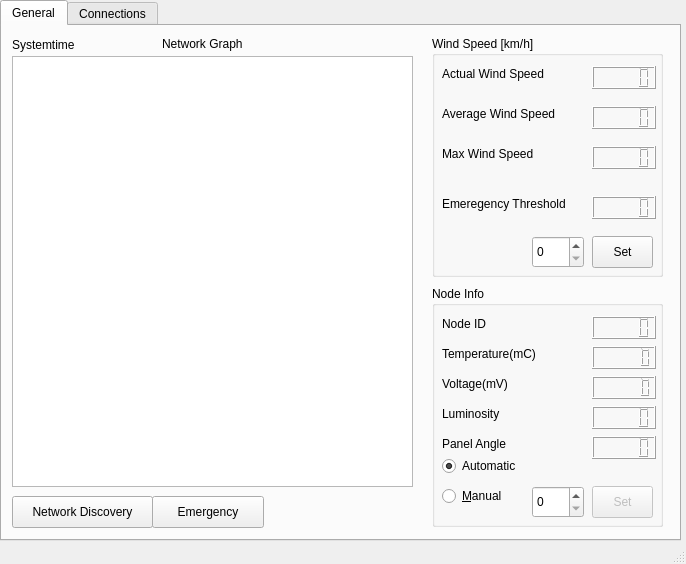
First picture: the form in solar_Pro/GUI/Solar__Pro_GUI/mainwindow.ui, repository karthick1987/SolarPro, before the edit.
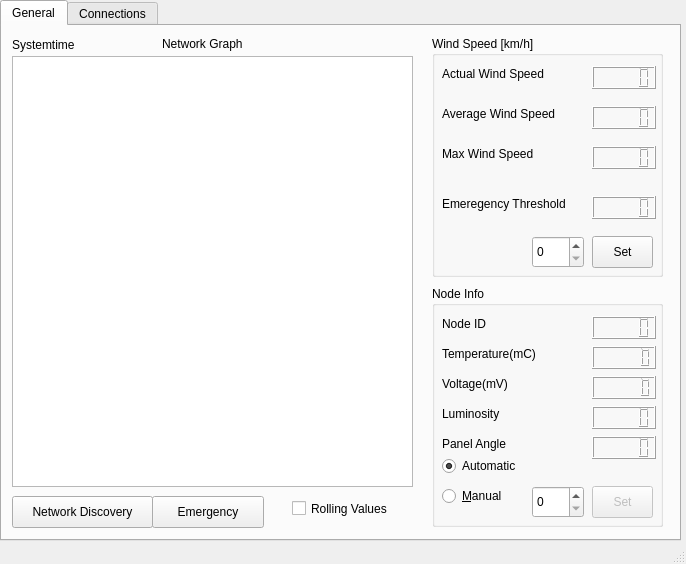
Second picture: the form after the edit. Custom widgets are drawn as their Qt base class.

What changed in the file:
```diff
--- a/solar_Pro/GUI/Solar__Pro_GUI/mainwindow.ui
+++ b/solar_Pro/GUI/Solar__Pro_GUI/mainwindow.ui
@@ -61,7 +61,7 @@
        <rect>
         <x>160</x>
         <y>10</y>
-        <width>101</width>
+        <width>111</width>
         <height>16</height>
        </rect>
       </property>
@@ -481,6 +481,19 @@
        <string>Systemtime</string>
       </property>
      </widget>
+     <widget class="QCheckBox" name="checkBox">
+      <property name="geometry">
+       <rect>
+        <x>290</x>
+        <y>470</y>
+        <width>121</width>
+        <height>25</height>
+       </rect>
+      </property>
+      <property name="text">
+       <string>Rolling Values</string>
+      </property>
+     </widget>
     </widget>
     <widget class="QWidget" name="tab_2">
      <attribute name="title">
```
